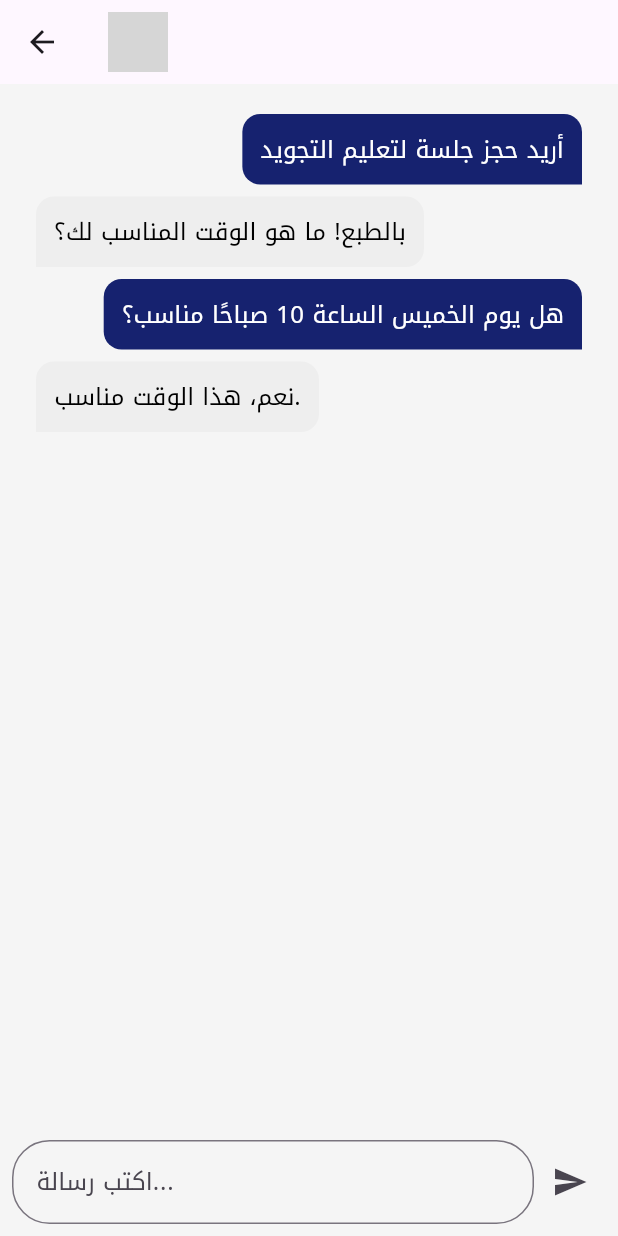
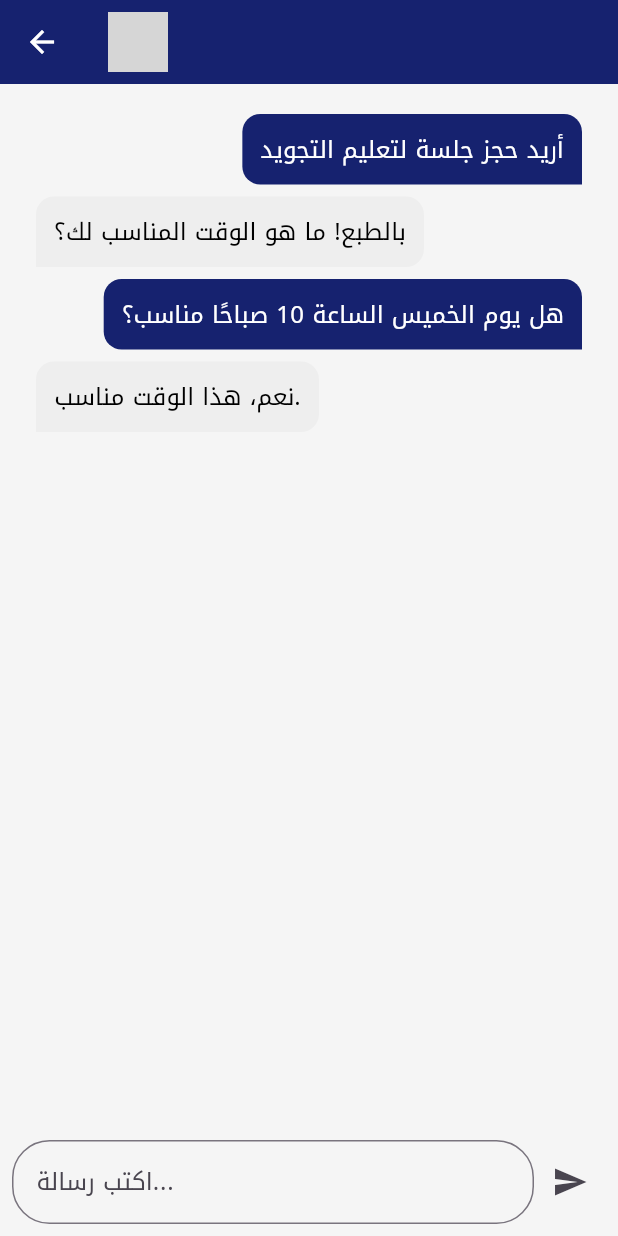
Before and after one commit to Shawky-dev/Al-Kottab-Backend, a Flutter app: the ChatScreen screen opened directly with empty values, on a phone screen of 412 x 824 dp. Run offline on Flutter 3.47's test engine with Material 3 defaults, Android fonts, the phone set to English and light mode, and no system bars; our stand-ins replace cloud_firestore, firebase_auth, firebase_core; accounts and stored records are empty; network calls fail; grey boxes are pictures that could not be loaded.

Commit message:
updated chatscreen

```diff
--- a/frontend/lib/widgets/chat_screen.dart
+++ b/frontend/lib/widgets/chat_screen.dart
@@ -15,6 +15,8 @@ class ChatScreen extends StatelessWidget {
   Widget build(BuildContext context) {
     return Scaffold(
       appBar: AppBar(
+        backgroundColor: Color(0xFF16226F),
+        iconTheme: IconThemeData(color: Colors.white),
         title: Row(
           children: [
 
@@ -24,7 +26,7 @@ class ChatScreen extends StatelessWidget {
             ),
             const SizedBox(width: 10), //space between name and img
 
-            Text(teacherName),
+            Text(teacherName, style: const TextStyle(color: Colors.white)),
           ],
         ),
       ),
```
